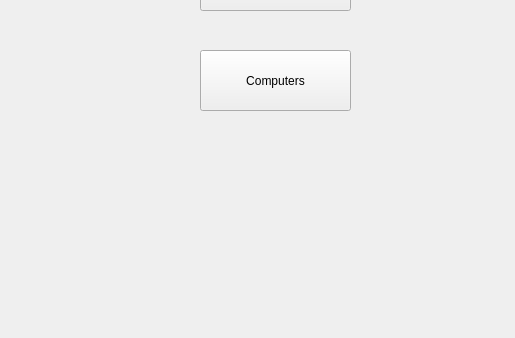
This is EndurvinnslustöðATeam/Skil3/mainwindow.ui in trunti/verklegtn-m as Qt 5 draws it before an edit; both pictures show x 0 to 515 and y 137 to 475 of the 602 by 475 pixel window. The edited form follows.
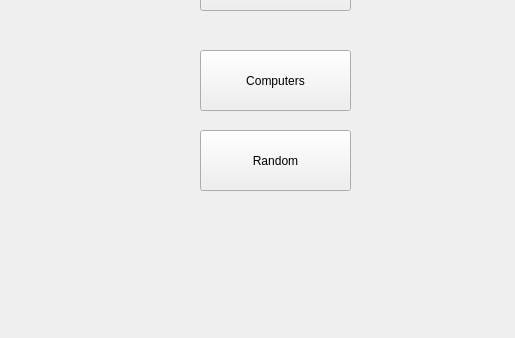
This is the edited form.

```diff
--- a/EndurvinnslustöðATeam/Skil3/mainwindow.ui
+++ b/EndurvinnslustöðATeam/Skil3/mainwindow.ui
@@ -43,6 +43,19 @@
      <string>Computers</string>
     </property>
    </widget>
+   <widget class="QPushButton" name="Button_Random">
+    <property name="geometry">
+     <rect>
+      <x>200</x>
+      <y>250</y>
+      <width>151</width>
+      <height>61</height>
+     </rect>
+    </property>
+    <property name="text">
+     <string>Random</string>
+    </property>
+   </widget>
   </widget>
   <widget class="QMenuBar" name="menuBar">
    <property name="geometry">
```
